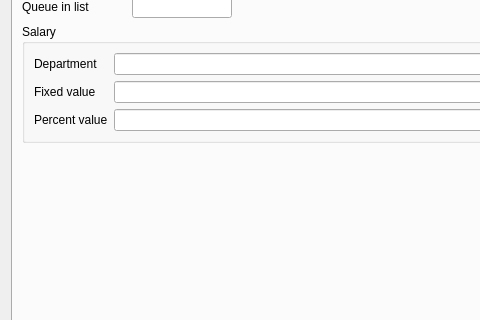
Old version of the form Editors/ce5goods.ui in the repository End1-1/Cafe5; both pictures show x 0 to 480 and y 176 to 496 of the 1009 by 648 pixel window.
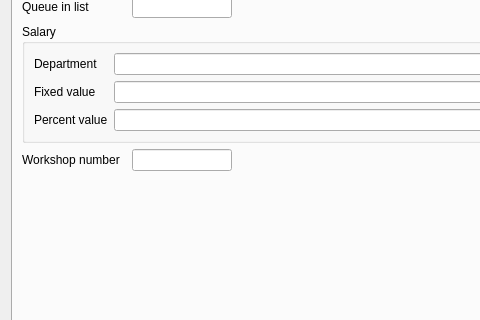
New version of the form. The open tabs and pages were chosen to show the change. Icons and pictures are not drawn. Custom widgets are drawn as their Qt base class.

The edit to the form file:
```diff
--- a/Editors/ce5goods.ui
+++ b/Editors/ce5goods.ui
@@ -1699,7 +1699,24 @@
          </property>
         </widget>
        </item>
+       <item row="7" column="0">
+        <widget class="QLabel" name="lbArtNumber">
+         <property name="text">
+          <string>Workshop number</string>
+         </property>
+        </widget>
+       </item>
        <item row="7" column="1">
+        <widget class="C5LineEdit" name="leArtNumber">
+         <property name="maximumSize">
+          <size>
+           <width>100</width>
+           <height>16777215</height>
+          </size>
+         </property>
+        </widget>
+       </item>
+       <item row="8" column="1">
         <spacer name="verticalSpacer">
          <property name="orientation">
           <enum>Qt::Orientation::Vertical</enum>
```
